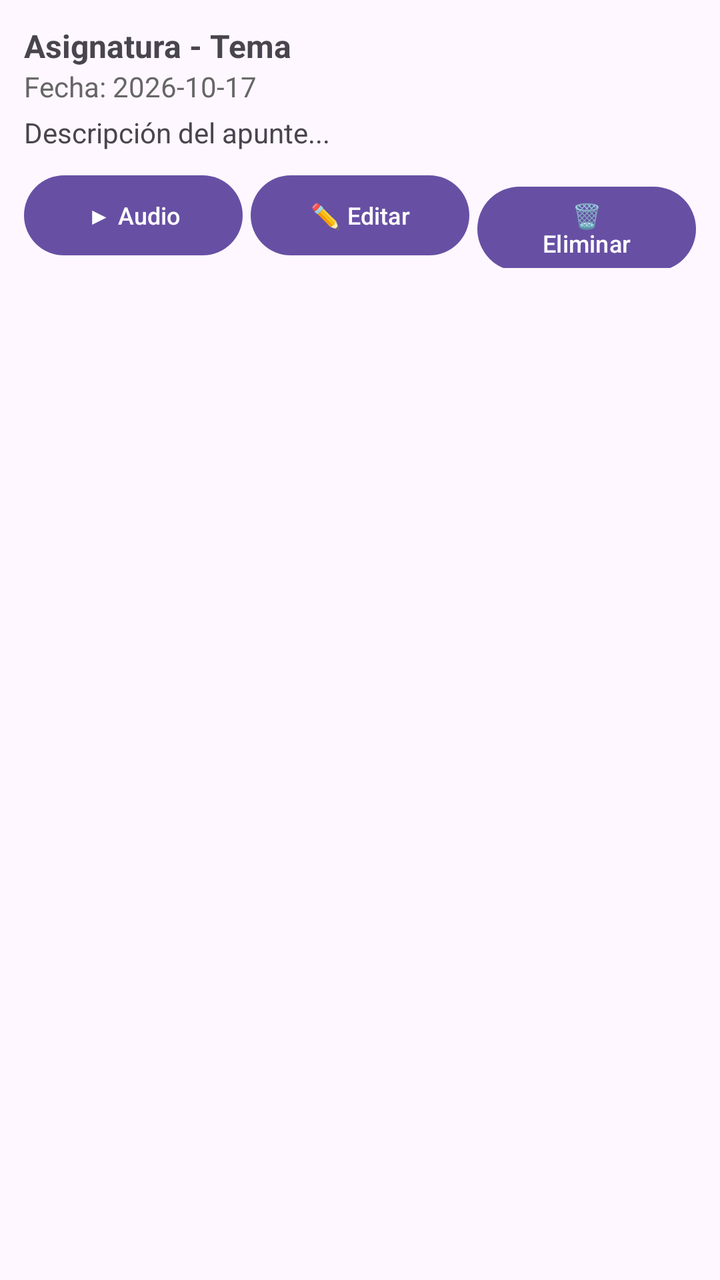
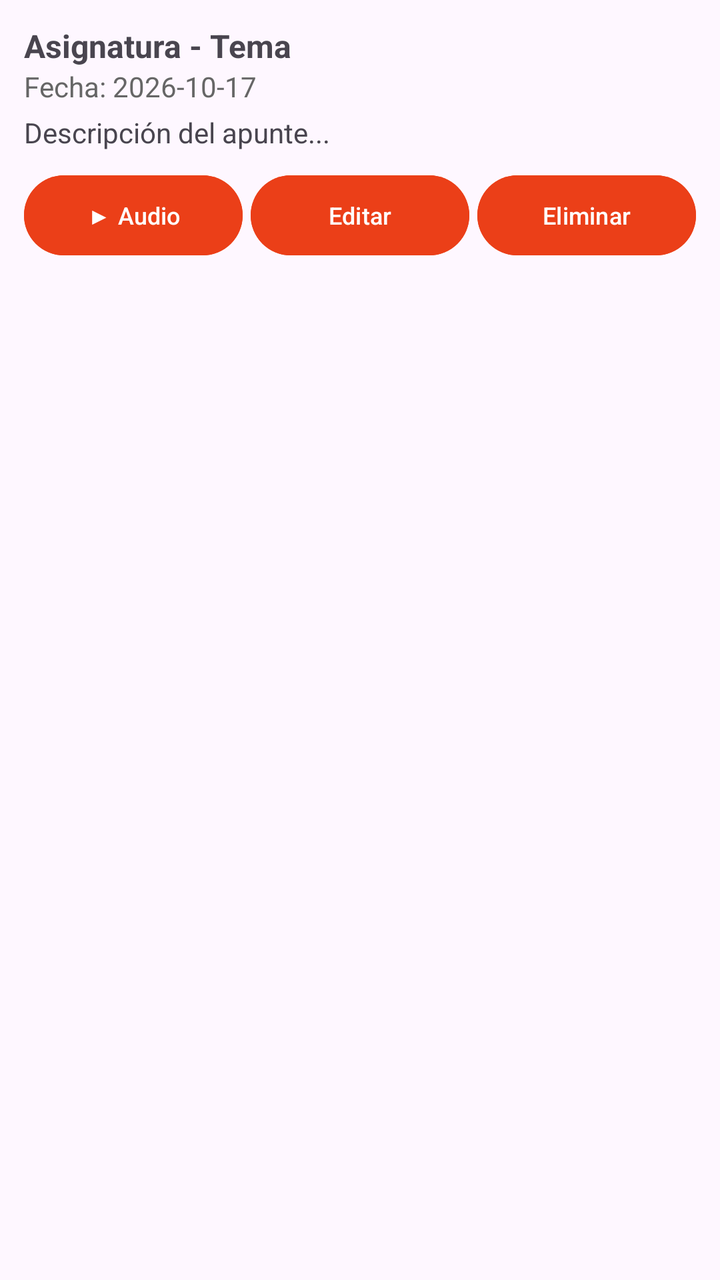

Two renders of the same Android screen: before a commit and after it. Below are the layout's source before the change and the commit's diff.
<!-- AndroidManifest.xml: application theme Theme.Exa1Par0212 -->
<!-- res/layout/item_apunte.xml -->
<?xml version="1.0" encoding="utf-8"?>
<LinearLayout xmlns:android="http://schemas.android.com/apk/res/android"
    android:layout_width="match_parent"
    android:layout_height="wrap_content"
    android:orientation="vertical"
    android:padding="12dp"
    android:background="?android:attr/selectableItemBackground">

    <TextView
        android:id="@+id/tvAsignaturaTema"
        android:layout_width="match_parent"
        android:layout_height="wrap_content"
        android:text="Asignatura - Tema"
        android:textStyle="bold"
        android:textSize="16sp" />

    <TextView
        android:id="@+id/tvFecha"
        android:layout_width="match_parent"
        android:layout_height="wrap_content"
        android:text="Fecha: 2026-10-17"
        android:textSize="14sp"
        android:textColor="#666666" />

    <TextView
        android:id="@+id/tvDescripcion"
        android:layout_width="match_parent"
        android:layout_height="wrap_content"
        android:text="Descripción del apunte..."
        android:layout_marginTop="4dp"
        android:layout_marginBottom="8dp" />

    <LinearLayout
        android:layout_width="match_parent"
        android:layout_height="wrap_content"
        android:orientation="horizontal">

        <Button
            android:id="@+id/btnReproducirItem"
            android:layout_width="0dp"
            android:layout_weight="1"
            android:layout_height="wrap_content"
            android:text="▶ Audio"
            android:textSize="12sp" />

        <Button
            android:id="@+id/btnEditarItem"
            android:layout_width="0dp"
            android:layout_weight="1"
            android:layout_height="wrap_content"
            android:text="✏️ Editar"
            android:textSize="12sp"
            android:layout_marginStart="4dp" />

        <Button
            android:id="@+id/btnEliminarItem"
            android:layout_width="0dp"
            android:layout_weight="1"
            android:layout_height="wrap_content"
            android:text="🗑 Eliminar"
            android:textSize="12sp"
            android:layout_marginStart="4dp" />
    </LinearLayout>

</LinearLayout>
<!-- resources referenced by this layout -->
<resources>
  <style name="Theme.Exa1Par0212" parent="Base.Theme.Exa1Par0212" />
  <style name="Base.Theme.Exa1Par0212" parent="Theme.Material3.DayNight.NoActionBar">
          
          
      </style>
</resources>

<!-- the commit's change to res/layout/item_apunte.xml (unified diff, before → after) -->
@@ -38,28 +38,31 @@
         <Button
             android:id="@+id/btnReproducirItem"
             android:layout_width="0dp"
+            android:layout_height="wrap_content"
             android:layout_weight="1"
-            android:layout_height="wrap_content"
+            android:backgroundTint="#EB3F18"
             android:text="▶ Audio"
             android:textSize="12sp" />
 
         <Button
             android:id="@+id/btnEditarItem"
             android:layout_width="0dp"
+            android:layout_height="wrap_content"
+            android:layout_marginStart="4dp"
             android:layout_weight="1"
-            android:layout_height="wrap_content"
-            android:text="✏️ Editar"
-            android:textSize="12sp"
-            android:layout_marginStart="4dp" />
+            android:backgroundTint="#EB3F18"
+            android:text="Editar"
+            android:textSize="12sp" />
 
         <Button
             android:id="@+id/btnEliminarItem"
             android:layout_width="0dp"
+            android:layout_height="wrap_content"
+            android:layout_marginStart="4dp"
             android:layout_weight="1"
-            android:layout_height="wrap_content"
-            android:text="🗑 Eliminar"
-            android:textSize="12sp"
-            android:layout_marginStart="4dp" />
+            android:backgroundTint="#EB3F18"
+            android:text="Eliminar"
+            android:textSize="12sp" />
     </LinearLayout>
 
 </LinearLayout>
